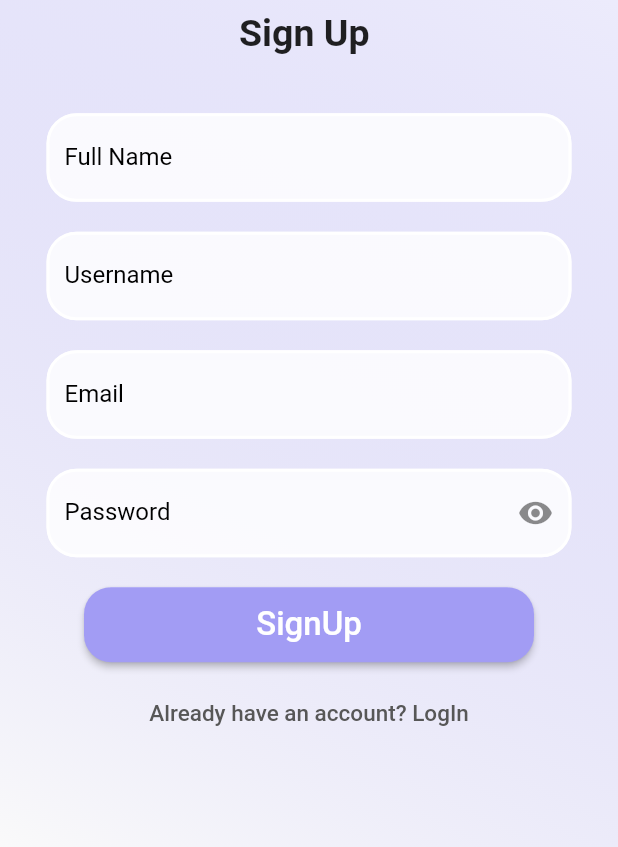
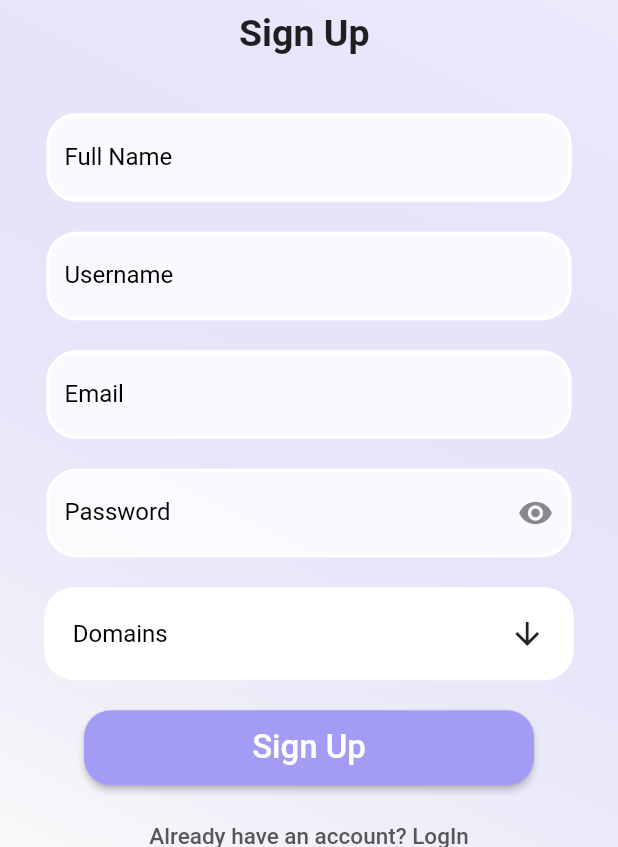
Before and after one commit to vedantbahel/viteED, a Flutter app: the SignUp screen opened by its route, on a phone screen of 412 x 824 dp, the part 389-1236 px from its top. Run offline on Flutter 3.47's test engine with Material 2 defaults, Android fonts, the phone set to English and light mode, and no system bars; drawn by our look-alikes of multi_select_flutter; our stand-ins replace appwrite, flutter_riverpod, go_router, google_fonts.

Commit message:
Added Domain Selection Functionality with Validation.

```diff
--- a/viteed_app/lib/screens/signup.dart
+++ b/viteed_app/lib/screens/signup.dart
@@ -1,6 +1,17 @@
 import 'package:flutter/material.dart';
+import 'package:multi_select_flutter/multi_select_flutter.dart';
 import 'package:viteed_app/auth/authenticaton.dart';
 import '../constants/validators.dart';
+
+class Domain {
+  final int id;
+  final String name;
+
+  Domain({
+    required this.id,
+    required this.name,
+  });
+}
 
 class SignUp extends StatefulWidget {
   const SignUp({Key? key}) : super(key: key);
@@ -10,6 +21,19 @@ class SignUp extends StatefulWidget {
 }
 
 class _SignUpState extends State<SignUp> {
+  static final List<Domain?> _domains = [
+    Domain(id: 1, name: "Software Engineering"),
+    Domain(id: 2, name: "Web Dev"),
+    Domain(id: 3, name: "Mobile App Dev"),
+    Domain(id: 4, name: "Product Designing"),
+    Domain(id: 5, name: "Machine learning"),
+    Domain(id: 6, name: "Cyber Security"),
+  ];
+  final _items = _domains
+      .map((domain) => MultiSelectItem<Domain>(domain!, domain.name))
+      .toList();
+  List<Domain> _selectedDomainsConfirm = [];
+
   final TextEditingController _emailTextController = TextEditingController();
 
   final TextEditingController _passwordTextController = TextEditingController();
@@ -19,6 +43,7 @@ class _SignUpState extends State<SignUp> {
   final TextEditingController _usernameTextController = TextEditingController();
 
   final _formKey = GlobalKey<FormState>();
+  final _multiSelectKey = GlobalKey<FormFieldState>();
 
   bool isVisible = false;
 
@@ -40,6 +65,13 @@ class _SignUpState extends State<SignUp> {
     if (res == 'Account Created') {
       Navigator.pop(context);
     }
+  }
+
+  List<Domain> _selectedDomainInitial = [];
+  @override
+  void initState() {
+    List<Domain?> _selectedDomainInitial = _domains;
+    super.initState();
   }
 
   @override
@@ -200,6 +232,61 @@ class _SignUpState extends State<SignUp> {
                         Padding(
                           padding: const EdgeInsets.all(10.0),
                           child: SizedBox(
+                            width: 353.0,
+                            child: MultiSelectBottomSheetField<Domain?>(
+                              decoration: BoxDecoration(
+                                  color: Colors.white,
+                                  borderRadius: BorderRadius.circular(20.0),
+                                  border: Border.all(
+                                    color: Colors.white,
+                                    width: 9,
+                                  )),
+                              key: _multiSelectKey,
+                              initialChildSize: 0.5,
+                              maxChildSize: 0.90,
+                              title: const Text("Select Domains"),
+                              buttonText: const Text(
+                                "Domains",
+                                style: TextStyle(
+                                  fontSize: 16,
+                                  fontWeight: FontWeight.w400,
+                                  color: Colors.black,
+                                ),
+                                textAlign: TextAlign.left,
+                              ),
+                              items: _items,
+                              searchable: true,
+                              validator: (values) {
+                                if (values == null || values.isEmpty) {
+                                  return "Required";
+                                }
+                                if (values.length < 3) {
+                                  return "Minimum 3 required";
+                                }
+
+                                return null;
+                              },
+                              onConfirm: (values) {
+                                setState(() {
+                                  List<Domain?> _selectedDomainsConfirm =
+                                      values;
+                                });
+                                _multiSelectKey.currentState!.validate();
+                              },
+                              chipDisplay: MultiSelectChipDisplay(
+                                onTap: (item) {
+                                  setState(() {
+                                    _selectedDomainsConfirm.remove(item);
+                                  });
+                                  _multiSelectKey.currentState!.validate();
+                                },
+                              ),
+                            ),
+                          ),
+                        ),
+                        Padding(
+                          padding: const EdgeInsets.all(10.0),
+                          child: SizedBox(
                             width: 300.0,
                             height: 50.0,
                             child: ElevatedButton(
@@ -219,7 +306,7 @@ class _SignUpState extends State<SignUp> {
                                 ),
                               ),
                               child: const Text(
-                                "SignUp",
+                                "Sign Up",
                                 style: TextStyle(fontSize: 22),
                               ),
                             ),
--- a/viteed_app/pubspec.yaml
+++ b/viteed_app/pubspec.yaml
@@ -38,6 +38,7 @@ dependencies:
   google_fonts: ^3.0.1
   flutter_riverpod: ^1.0.4
   go_router: ^4.1.0
+  multi_select_flutter: ^4.1.2
 
 
 dev_dependencies:
```
Also changed, not shown: viteed_app/pubspec.lock, 9 other files.
